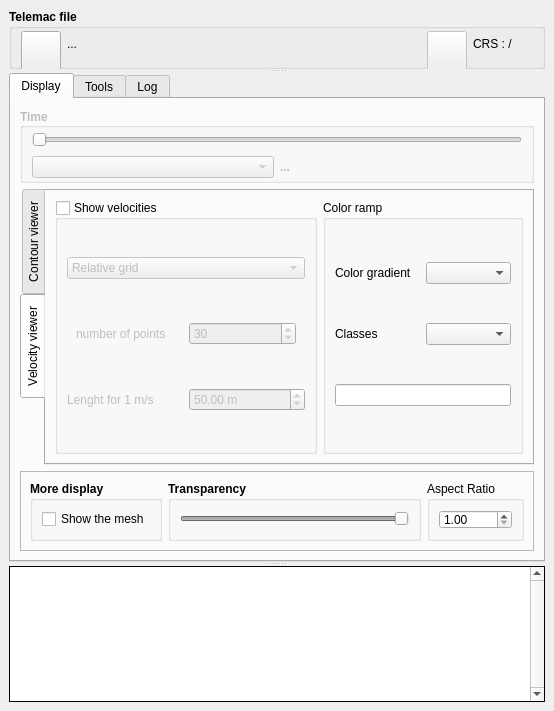
Above: ui/properties.ui from Artelia/PostTelemac before the change. Below: the same form after it.
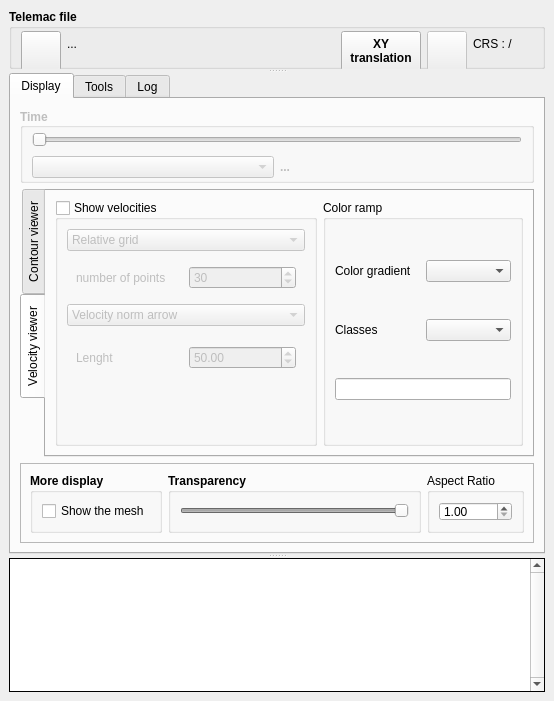
That is the form after the change. The open tabs and pages were chosen to show the change. Icons and pictures are not drawn.

Commit message: xy translation - uniform norm velocity arrow - bug fix

Patch:
```diff
--- a/ui/properties.ui
+++ b/ui/properties.ui
@@ -7,7 +7,7 @@
     <x>0</x>
     <y>0</y>
     <width>554</width>
-    <height>711</height>
+    <height>701</height>
    </rect>
   </property>
   <property name="sizePolicy">
@@ -154,6 +154,26 @@
           </property>
          </widget>
         </item>
+        <item>
+         <widget class="QPushButton" name="pushbutton_crstranslation">
+          <property name="sizePolicy">
+           <sizepolicy hsizetype="Preferred" vsizetype="Preferred">
+            <horstretch>0</horstretch>
+            <verstretch>0</verstretch>
+           </sizepolicy>
+          </property>
+          <property name="minimumSize">
+           <size>
+            <width>0</width>
+            <height>40</height>
+           </size>
+          </property>
+          <property name="text">
+           <string>XY 
+translation</string>
+          </property>
+         </widget>
+        </item>
         <item>
          <widget class="QPushButton" name="pushButton_crs">
           <property name="enabled">
@@ -895,6 +915,83 @@
                 <bool>false</bool>
                </property>
                <layout class="QGridLayout" name="gridLayout_23">
+                <item row="3" column="0" colspan="2">
+                 <widget class="QStackedWidget" name="stackedWidget_viewer_arrow">
+                  <property name="enabled">
+                   <bool>true</bool>
+                  </property>
+                  <property name="currentIndex">
+                   <number>0</number>
+                  </property>
+                  <widget class="QWidget" name="page">
+                   <layout class="QHBoxLayout" name="horizontalLayout_8">
+                    <item>
+                     <widget class="QLabel" name="label_3">
+                      <property name="enabled">
+                       <bool>true</bool>
+                      </property>
+                      <property name="text">
+                       <string>Lenght for 1 m/s</string>
+                      </property>
+                     </widget>
+                    </item>
+                    <item>
+                     <widget class="QDoubleSpinBox" name="doubleSpinBox_vel_scale">
+                      <property name="enabled">
+                       <bool>true</bool>
+                      </property>
+                      <property name="suffix">
+                       <string> m</string>
+                      </property>
+                      <property name="maximum">
+                       <double>99999.000000000000000</double>
+                      </property>
+                      <property name="value">
+                       <double>50.000000000000000</double>
+                      </property>
+                     </widget>
+                    </item>
+                   </layout>
+                  </widget>
+                  <widget class="QWidget" name="page_11">
+                   <layout class="QHBoxLayout" name="horizontalLayout_13">
+                    <item>
+                     <widget class="QLabel" name="label_39">
+                      <property name="text">
+                       <string>Lenght</string>
+                      </property>
+                     </widget>
+                    </item>
+                    <item>
+                     <widget class="QDoubleSpinBox" name="doubleSpinBox_uniform_vel_arrow">
+                      <property name="maximum">
+                       <double>9999.000000000000000</double>
+                      </property>
+                      <property name="singleStep">
+                       <double>10.000000000000000</double>
+                      </property>
+                      <property name="value">
+                       <double>50.000000000000000</double>
+                      </property>
+                     </widget>
+                    </item>
+                   </layout>
+                  </widget>
+                 </widget>
+                </item>
+                <item row="4" column="0">
+                 <spacer name="verticalSpacer_11">
+                  <property name="orientation">
+                   <enum>Qt::Vertical</enum>
+                  </property>
+                  <property name="sizeHint" stdset="0">
+                   <size>
+                    <width>20</width>
+                    <height>40</height>
+                   </size>
+                  </property>
+                 </spacer>
+                </item>
                 <item row="1" column="0" colspan="2">
                  <widget class="QStackedWidget" name="stackedWidget_vel_method">
                   <property name="enabled">
@@ -960,32 +1057,6 @@
                   <widget class="QWidget" name="page_8"/>
                  </widget>
                 </item>
-                <item row="2" column="0">
-                 <widget class="QLabel" name="label_3">
-                  <property name="enabled">
-                   <bool>true</bool>
-                  </property>
-                  <property name="text">
-                   <string>Lenght for 1 m/s</string>
-                  </property>
-                 </widget>
-                </item>
-                <item row="2" column="1">
-                 <widget class="QDoubleSpinBox" name="doubleSpinBox_vel_scale">
-                  <property name="enabled">
-                   <bool>true</bool>
-                  </property>
-                  <property name="suffix">
-                   <string> m</string>
-                  </property>
-                  <property name="maximum">
-                   <double>99999.000000000000000</double>
-                  </property>
-                  <property name="value">
-                   <double>50.000000000000000</double>
-                  </property>
-                 </widget>
-                </item>
                 <item row="0" column="0" colspan="2">
                  <widget class="QComboBox" name="comboBox_vel_method">
                   <property name="enabled">
@@ -1020,6 +1091,23 @@
                   </item>
                  </widget>
                 </item>
+                <item row="2" column="0" colspan="2">
+                 <widget class="QComboBox" name="comboBox_viewer_arow">
+                  <property name="enabled">
+                   <bool>true</bool>
+                  </property>
+                  <item>
+                   <property name="text">
+                    <string>Velocity norm arrow</string>
+                   </property>
+                  </item>
+                  <item>
+                   <property name="text">
+                    <string>Uniform velocity arrow</string>
+                   </property>
+                  </item>
+                 </widget>
+                </item>
                </layout>
               </widget>
              </item>
```
Left out of the diff: 16 changed lines with no effect on the pictures. The commit also changes 33 other files.
